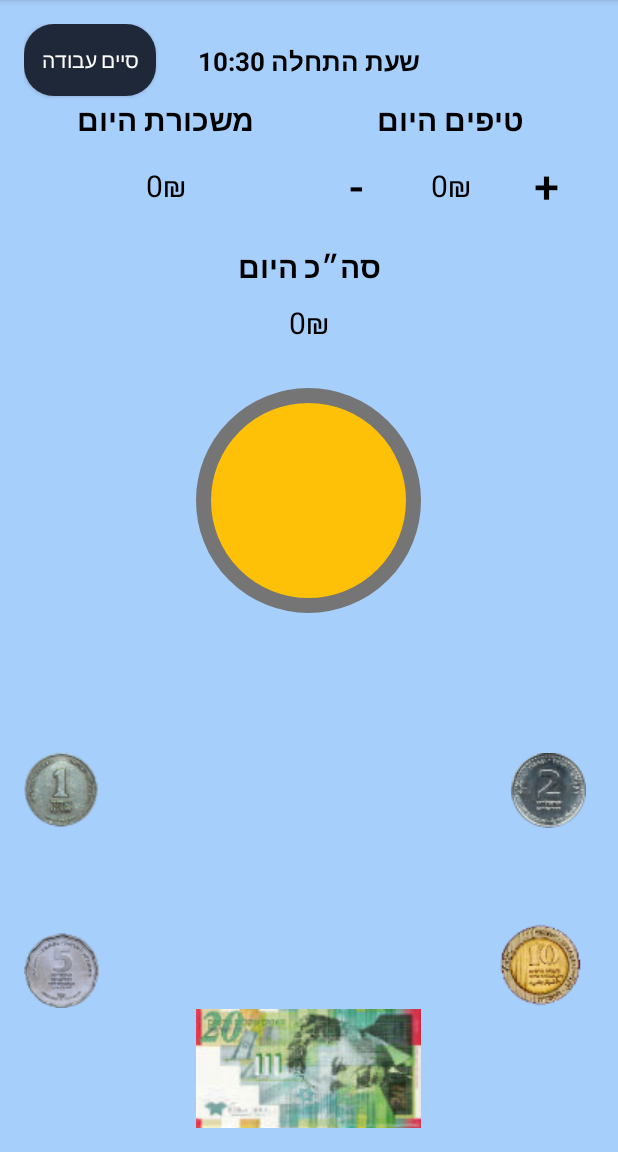
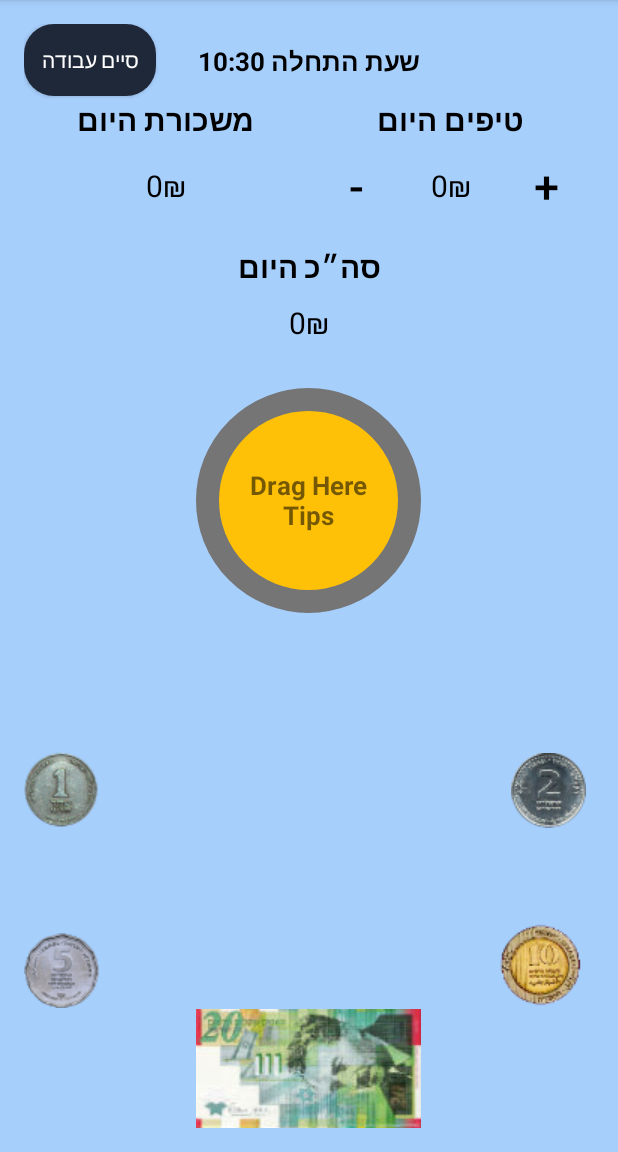
Before and after one commit to gilosher93/Tiper, an Android app: the screen it shows after launch (HomeActivity), after a tap on "התחל עבודה", on a phone screen of 412 x 824 dp, the part 84-1236 px from its top. Run offline under Robolectric (Android 15) with nearby library versions, the phone set to English and light mode, and no system bars.

Commit message:
bug fixes

```diff
--- a/Tiper/app/src/main/java/com/example/mysc/tiper/DBAdapter.java
+++ b/Tiper/app/src/main/java/com/example/mysc/tiper/DBAdapter.java
@@ -75,7 +75,7 @@ public class DBAdapter {
         contentValues.put(START_TIME, shift.startTime);
         contentValues.put(END_TIME, shift.endTime);
         contentValues.put(SUM_OF_HOURS, shift.getSumOfHoursString());
-        contentValues.put(SALARY, shift.getSalary());
+        contentValues.put(SALARY, shift.salaryPerHour);
         contentValues.put(TIPS, shift.getTipsCount());
         contentValues.put(SUMMARY, shift.getSummary());
         return db.insert(DATABASE_TABLE, null, contentValues);
--- a/Tiper/app/src/main/java/com/example/mysc/tiper/HomeActivity.java
+++ b/Tiper/app/src/main/java/com/example/mysc/tiper/HomeActivity.java
@@ -32,12 +32,11 @@ public class HomeActivity extends AppCompatActivity {
 
     public static final String prefName = "prefName";
     public static final String START_TIME = "start_time";
-    public static final String SHIFT_SALARY = "SHIFT_SALARY";
     public static final String ALL_SHIFTS = "all_shifts";
     public static final String IS_START_WORKING = "is_start_working";
     public static final String DAILY_TIPS = "DAILY_TIPS";
-    public static final String DAILY_SALARY = "DAILY_SALARY";
-    public static final String DAILY_SUMMARY = "DAILY_SUMMARY";
+    public static final int REQUEST_CODE = 5;
+    public static final String SALARY = "SALARY";
     LinearLayout layoutTipsAndSalary;
     LinearLayout layoutSummary;
     LinearLayout target;
@@ -61,7 +60,6 @@ public class HomeActivity extends AppCompatActivity {
     int dailyTips = 0;
     int dailySalary = 0;
     int dailySummary = 0;
-    float salaryPerHour = 25;
     long startTime = 0;
     DBAdapter dbAdapter;
     ArrayList<Shift> allShifts;
@@ -122,7 +120,7 @@ public class HomeActivity extends AppCompatActivity {
                                             Shift shiftToAdd = new Shift(currentStartTime,endTime,salary,dailyTips);
                                             allShifts.add(shiftToAdd);
                                             writingToDb(shiftToAdd);
-                                            Toast.makeText(getBaseContext(), "נכנס למאגר", Toast.LENGTH_LONG).show();
+                                            Toast.makeText(getBaseContext(), "משמרת נשמרה בהצלחה!ף", Toast.LENGTH_LONG).show();
                                             disconnectUser();
                                         }
                                     })
@@ -269,7 +267,7 @@ public class HomeActivity extends AppCompatActivity {
         txtHiddenText.setVisibility(View.INVISIBLE);
         Calendar calendar = Calendar.getInstance();
         calendar.setTime(new Date(startTime));
-        lblEnterTime.setText("שעת התחלה " + getHourString(calendar.get(Calendar.HOUR_OF_DAY), calendar.get(Calendar.MINUTE)));
+        lblEnterTime.setText("שעת התחלה " + Shift.getHourString(calendar.get(Calendar.HOUR_OF_DAY), calendar.get(Calendar.MINUTE)));
         lblEnterTime.setVisibility(View.VISIBLE);
         lblDailyTips.setText(dailyTips + "₪");
     }
@@ -329,15 +327,24 @@ public class HomeActivity extends AppCompatActivity {
         isStartWorking = sharedPreferences.getBoolean(IS_START_WORKING, false);
         startTime = sharedPreferences.getLong(START_TIME, 0);
         dailyTips = sharedPreferences.getInt(DAILY_TIPS, 0);
-        salary = sharedPreferences.getFloat(SettingsActivity.SALARY_PER_HOURS,25f);
+        salary = sharedPreferences.getFloat(SALARY, 25.0f);
     }
 
     public void writeToSharedPreferences(){
         SharedPreferences.Editor editor = sharedPreferences.edit();
         editor.putInt(DAILY_TIPS,dailyTips);
         editor.putLong(START_TIME, startTime);
-        editor.putBoolean(IS_START_WORKING,isStartWorking);
+        editor.putBoolean(IS_START_WORKING, isStartWorking);
         editor.apply();
+    }
+
+    @Override
+    protected void onActivityResult(int requestCode, int resultCode, Intent data) {
+        if (requestCode == REQUEST_CODE){
+            if (resultCode == RESULT_OK){
+                Toast.makeText(getBaseContext(),"משמרת נוספה בהצלחה!",Toast.LENGTH_LONG).show();
+            }
+        }
     }
 
     @Override
@@ -362,7 +369,7 @@ public class HomeActivity extends AppCompatActivity {
                 break;
             case R.id.action_add_manual_shift:
                 Intent createManualShift = new Intent(this,CreateManualShift.class);
-                startActivity(createManualShift);
+                startActivityForResult(createManualShift, REQUEST_CODE);
                 break;
         }
         return super.onOptionsItemSelected(item);
@@ -396,13 +403,5 @@ public class HomeActivity extends AppCompatActivity {
         }
     }
 
-    public static String getHourString(int hours, int minutes){
-        String hour = String.valueOf(hours);
-        String minute = String.valueOf(minutes);
-        if(hours<10)
-            hour = "0" + hours;
-        if(minutes<10)
-            minute = "0" + minutes;
-        return hour + ":" + minute;
-    }
+
 }
--- a/Tiper/app/src/main/java/com/example/mysc/tiper/SettingsActivity.java
+++ b/Tiper/app/src/main/java/com/example/mysc/tiper/SettingsActivity.java
@@ -15,7 +15,7 @@ import java.text.NumberFormat;
 
 public class SettingsActivity extends AppCompatActivity {
 
-    public static final String SALARY_PER_HOURS = "SALARY_PER_HOURS";
+
     SharedPreferences sharedPreferences;
     EditText txtSalaryPerHour;
     Button btnSaveSettings;
@@ -50,12 +50,12 @@ public class SettingsActivity extends AppCompatActivity {
     }
 
     private void readSharePreferences() {
-        salaryPerHours = sharedPreferences.getFloat(SALARY_PER_HOURS,25);
+        salaryPerHours = sharedPreferences.getFloat(HomeActivity.SALARY,25.0f);
     }
 
     public void writeToSharedPreferences(){
         SharedPreferences.Editor editor = sharedPreferences.edit();
-        editor.putFloat(SALARY_PER_HOURS, salaryPerHours);
+        editor.putFloat(HomeActivity.SALARY, salaryPerHours);
         editor.apply();
     }
 
--- a/Tiper/app/src/main/res/drawable/shape_target_normal.xml
+++ b/Tiper/app/src/main/res/drawable/shape_target_normal.xml
@@ -1,7 +1,7 @@
 <?xml version="1.0" encoding="utf-8"?>
 
 <shape xmlns:android="http://schemas.android.com/apk/res/android">
-    <stroke android:color="#757575" android:width="10dp"/>
+    <stroke android:color="#757575" android:width="15dp"/>
     <solid android:color="#FFC107"/>
     <corners android:radius="75dp"/>
 </shape>
--- a/Tiper/app/src/main/res/drawable/shape_target_pressed.xml
+++ b/Tiper/app/src/main/res/drawable/shape_target_pressed.xml
@@ -1,7 +1,7 @@
 <?xml version="1.0" encoding="utf-8"?>
 
 <shape xmlns:android="http://schemas.android.com/apk/res/android">
-    <stroke android:color="#757575" android:width="40dp"/>
+    <stroke android:color="#757575" android:width="5dp"/>
     <solid android:color="#FFC107"/>
     <corners android:radius="75dp"/>
 </shape>
--- a/Tiper/app/src/main/res/layout/activity_home.xml
+++ b/Tiper/app/src/main/res/layout/activity_home.xml
@@ -163,14 +163,22 @@
         </LinearLayout>
 
         <LinearLayout
-
             android:id="@+id/layoutTarget"
             android:orientation="vertical"
             android:layout_marginTop="30dp"
             android:layout_gravity="center"
             android:background="@drawable/shape_target_normal"
             android:layout_width="150dp"
-            android:layout_height="150dp"/>
+            android:layout_height="150dp">
+            <TextView
+                android:text="@string/drag_here_tips"
+                android:textStyle="bold"
+                android:textSize="17sp"
+                android:layout_gravity="center"
+                android:gravity="center"
+                android:layout_width="90dp"
+                android:layout_height="match_parent" />
+        </LinearLayout>
     </LinearLayout>
 
     <ImageButton
--- a/Tiper/app/src/main/res/values/strings.xml
+++ b/Tiper/app/src/main/res/values/strings.xml
@@ -10,6 +10,7 @@
     <string name="end_shift_title">End Shift</string>
     <string name="end_shift_message">Are you sure you want to end the shift</string>
     <string name="add_manual_shift">Add Manual</string>
+    <string name="drag_here_tips">Drag Here Tips</string>
     <string-array name="months">
         <item>January</item>
         <item>February</item>
```
Also changed, not shown: Tiper/app/src/main/java/com/example/mysc/tiper/CreateManualShift.java (+16 -8 lines), Tiper/app/src/main/java/com/example/mysc/tiper/RecentShifts.java (+33 -3 lines), Tiper/app/src/main/java/com/example/mysc/tiper/Shift.java (+32 -29 lines), Tiper/app/src/main/res/layout/activity_recent_shifts.xml (+9 -3 lines), 1 other file.
